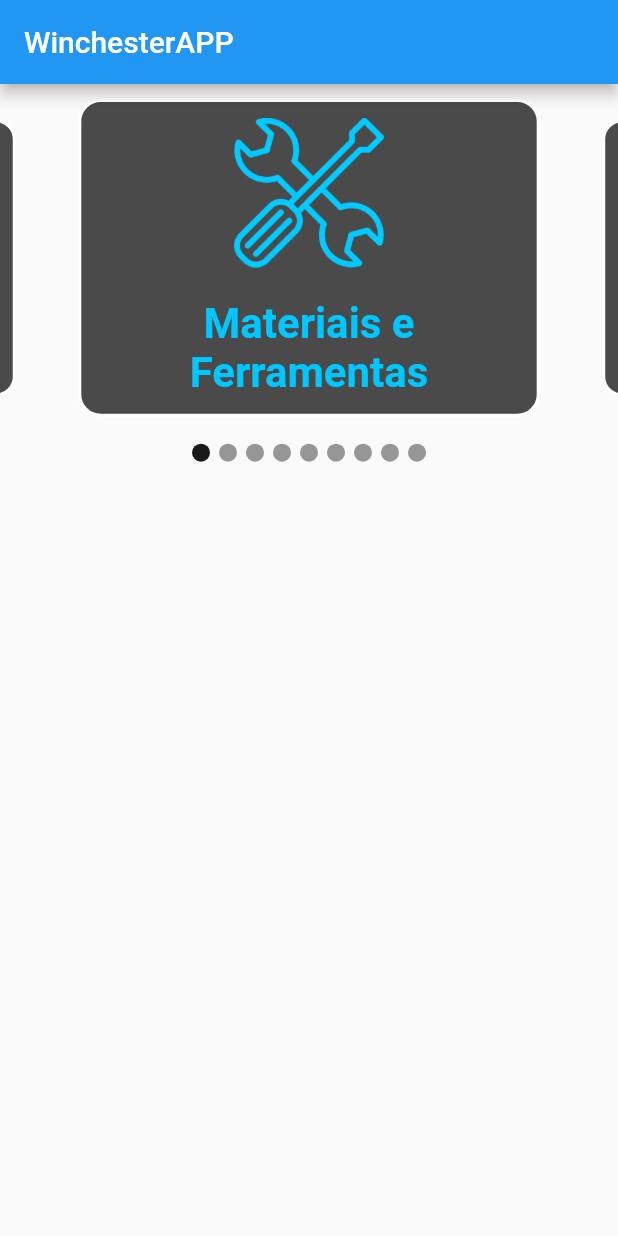
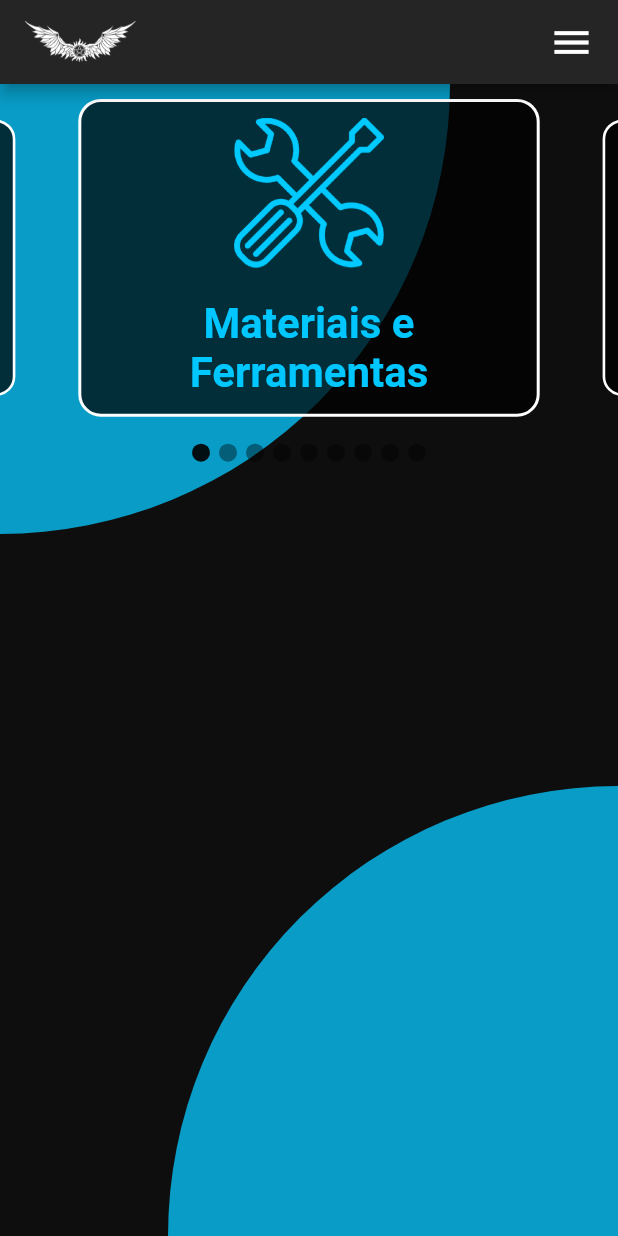
Before and after one commit to lucaslopesxx/winchesterApp, a Flutter app: the screen it shows after launch, on a phone screen of 412 x 824 dp. Run offline on Flutter 3.47's test engine with Material 2 defaults, Android fonts, the light colour scheme and no system bars; drawn by our look-alikes of carousel_slider.

Commit message:
Estilização

```diff
--- a/lib/main.dart
+++ b/lib/main.dart
@@ -1,5 +1,3 @@
-import 'dart:html';
-
 import 'package:flutter/material.dart';
 import 'package:carousel_slider/carousel_slider.dart';
 
@@ -18,25 +16,65 @@
           primarySwatch: Colors.blue,
         ),
         home: Scaffold(
-          appBar: AppBar(
-              title: const Row(
-            mainAxisAlignment: MainAxisAlignment.start,
-            children: [
-              Text('WinchesterAPP'),
-              // Image.asset(
-              //   'assets/images/icone.png',
-              //   width: 100,
-              // ),
-            ],
-          )),
-          body: ListView(
-            children: [
-              Column(children: [
-                Carrossel(),
-              ])
-            ],
-          ),
-        ));
+            backgroundColor: Cores.corPrimaria,
+            appBar: AppBar(
+                backgroundColor: Cores.corHover,
+                title: Row(
+                  mainAxisAlignment: MainAxisAlignment.spaceBetween,
+                  children: [
+                    Image.asset(
+                      'assets/images/icone.png',
+                      width: 75,
+                    ),
+                    const Icon(
+                      Icons.menu,
+                      size: 30,
+                      color: Colors.white,
+                    ),
+                  ],
+                )),
+            body: SizedBox(
+              height: double
+                  .infinity, // Define a altura para preencher todo o espaço disponível
+              child: Stack(
+                children: [
+                  Column(
+                    mainAxisAlignment: MainAxisAlignment.start,
+                    children: [
+                      Container(
+                        width: 300,
+                        height: 300,
+                        decoration: BoxDecoration(
+                          color: Cores.corTerciaria,
+                          borderRadius: const BorderRadius.only(
+                            bottomRight: Radius.circular(1000.0),
+                          ),
+                        ),
+                      ),
+                    ],
+                  ),
+                  ListView(
+                    children: [
+                      Carrossel(),
+                    ],
+                  ),
+                  Positioned(
+                    bottom: 0,
+                    right: 0,
+                    child: Container(
+                      width: 300,
+                      height: 300,
+                      decoration: BoxDecoration(
+                        color: Cores.corTerciaria,
+                        borderRadius: const BorderRadius.only(
+                          topLeft: Radius.circular(1000.0),
+                        ),
+                      ),
+                    ),
+                  ),
+                ],
+              ),
+            )));
   }
 }
 
@@ -136,7 +174,7 @@
                   modulo,
                   style: const TextStyle(
                     fontWeight: FontWeight.w600,
-                    color: Color.fromARGB(255, 0, 199, 255),
+                    color: Cores.corExtra2,
                     fontSize: 28,
                     decoration: TextDecoration.none,
                   ),
@@ -147,6 +185,15 @@
           ],
         ));
   }
+}
+
+class Cores {
+  static const Color corPrimaria = Color.fromARGB(255, 14, 14, 14);
+  static const Color corSecundaria = Color.fromARGB(255, 246, 246, 246);
+  static const Color corTerciaria = Color.fromARGB(255, 8, 156, 198);
+  static const Color corExtra = Color.fromARGB(255, 8, 82, 104);
+  static const Color corExtra2 = Color.fromARGB(255, 0, 199, 255);
+  static const Color corHover = Color.fromARGB(255, 37, 37, 37);
 }
 
 List<String> modulos = [
```
